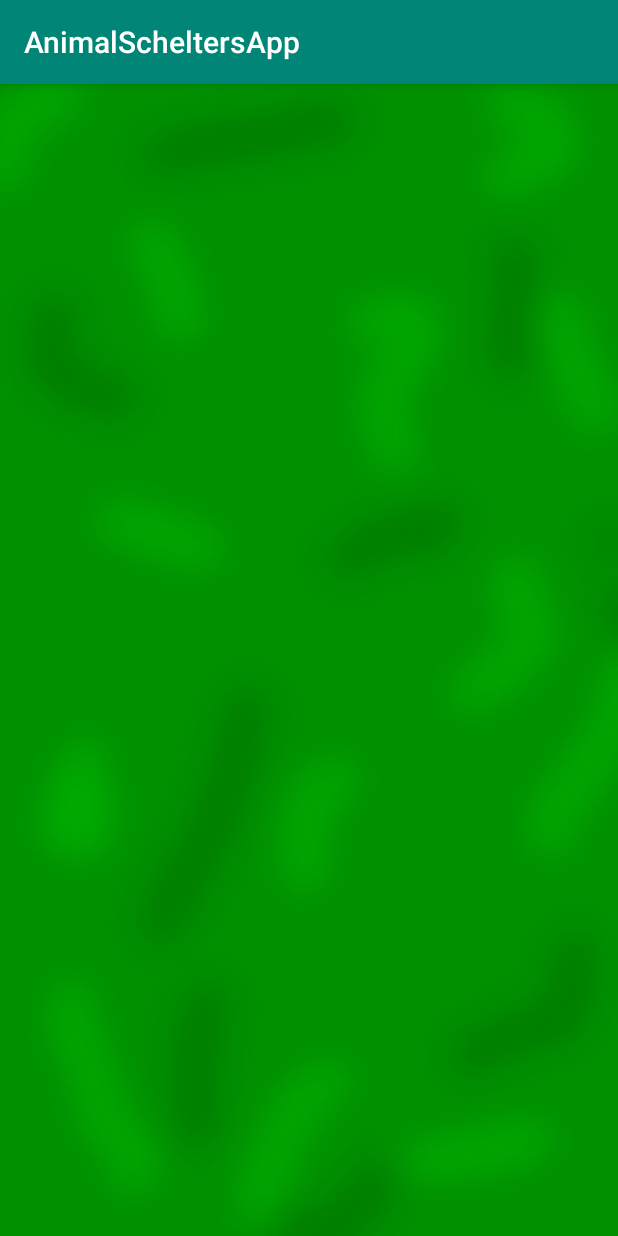
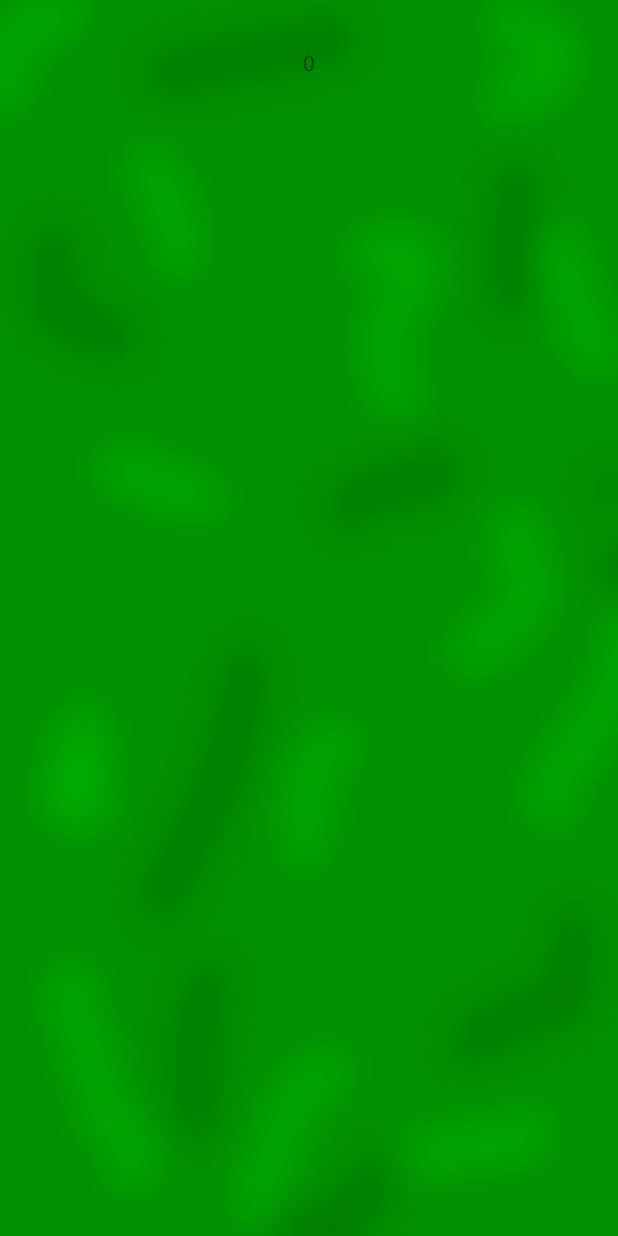
Before and after one commit to Vrezer/AnimalScheltersApp, an Android app: the DeleteAnimal screen opened directly, with no data from a screen before it, on a phone screen of 412 x 824 dp. Run offline under Robolectric (Android 15) with nearby library versions, the phone set to English and light mode, and no system bars; our stand-ins replace Firebase (no records; nobody signed in at launch, a user with empty details on screens opened directly).

Commit message:
Create new activity DeleteAnimalv2

```diff
--- a/app/src/main/java/com/example/animalscheltersapp/AddAnimal.java
+++ b/app/src/main/java/com/example/animalscheltersapp/AddAnimal.java
@@ -66,7 +66,6 @@ public class AddAnimal extends AppCompatActivity {
         super.onCreate(savedInstanceState);
         setContentView(R.layout.activity_add_animal);
         getSupportActionBar().hide();
-
         nameEditText=findViewById(R.id.NameAnimalCreate);
         ageEditText=findViewById(R.id.AgeCreateAnimal);
         breedEditText=findViewById(R.id.BreedCreateAnimal);
--- a/app/src/main/java/com/example/animalscheltersapp/AdminActivity.java
+++ b/app/src/main/java/com/example/animalscheltersapp/AdminActivity.java
@@ -36,6 +36,6 @@ public class AdminActivity extends AppCompatActivity {
 
     public void DeleteAnimal(View view)
     {
-        startActivity(new Intent(this, AddAnimal.class));
+        startActivity(new Intent(this, DeleteAnimal.class));
     }
 }
--- a/app/src/main/java/com/example/animalscheltersapp/DeleteAnimal.java
+++ b/app/src/main/java/com/example/animalscheltersapp/DeleteAnimal.java
@@ -1,14 +1,94 @@
 package com.example.animalscheltersapp;
 
+import androidx.annotation.NonNull;
+import androidx.annotation.Nullable;
 import androidx.appcompat.app.AppCompatActivity;
 
 import android.os.Bundle;
+import android.view.View;
+import android.widget.AdapterView;
+import android.widget.ArrayAdapter;
+import android.widget.EditText;
+import android.widget.ListView;
+import android.widget.TextView;
+import android.widget.Toast;
+
+import com.google.firebase.database.ChildEventListener;
+import com.google.firebase.database.DataSnapshot;
+import com.google.firebase.database.DatabaseError;
+import com.google.firebase.database.DatabaseReference;
+import com.google.firebase.database.FirebaseDatabase;
+import com.google.firebase.database.ValueEventListener;
+import com.google.firebase.storage.FirebaseStorage;
+import com.google.firebase.storage.StorageReference;
+
+import java.util.ArrayList;
 
 public class DeleteAnimal extends AppCompatActivity {
 
+    TextView header;
+    private FirebaseStorage firebaseStorage;
+    private StorageReference storageReference;
+    ListView listView;
     @Override
     protected void onCreate(Bundle savedInstanceState) {
         super.onCreate(savedInstanceState);
+        getSupportActionBar().hide();
         setContentView(R.layout.activity_delete_animal);
+        header = findViewById(R.id.DeleteAnimalHeadText);
+        listView = findViewById(R.id.listDeleteAnimal);
+       ShowList();
+        /*listView.setOnItemClickListener(new AdapterView.OnItemClickListener(){
+            @Override
+            public void onItemClick(AdapterView<?> parent, View view, int position, long id) {
+                Toast.makeText(DeleteAnimal.this, "Zwierzak ! ", Toast.LENGTH_LONG).show();
+            }
+        });*/
+
     }
+
+
+    public void ShowList()
+    {
+        final FirebaseDatabase firebaseDatabase = FirebaseDatabase.getInstance();
+        final DatabaseReference ref=firebaseDatabase.getReference("Animal");
+        final ArrayList<Long> test = new ArrayList<>();
+
+        ref.addChildEventListener(new ChildEventListener() {
+            @Override
+            public void onChildAdded(@NonNull DataSnapshot dataSnapshot, @Nullable String s) {
+                if(dataSnapshot.exists()) {
+                    long animal = dataSnapshot.getChildrenCount();
+                    test.add(animal);
+                }
+            }
+
+            @Override
+            public void onChildChanged(@NonNull DataSnapshot dataSnapshot, @Nullable String s) {
+
+            }
+
+            @Override
+            public void onChildRemoved(@NonNull DataSnapshot dataSnapshot) {
+
+            }
+
+            @Override
+            public void onChildMoved(@NonNull DataSnapshot dataSnapshot, @Nullable String s) {
+
+            }
+
+            @Override
+            public void onCancelled(@NonNull DatabaseError databaseError) {
+
+            }
+        });
+        String tmp=String.valueOf(test.size());
+        header.setText(tmp);
+/*
+        //ArrayAdapter arrayAdapter=new ArrayAdapter(this,android.R.layout.select_dialog_item,test);
+
+        //listView.setAdapter(arrayAdapter);*/
+    }
+
 }
--- a/app/src/main/res/layout/activity_admin.xml
+++ b/app/src/main/res/layout/activity_admin.xml
@@ -155,6 +155,7 @@
                 android:layout_height="wrap_content"
                 android:layout_marginTop="15dp"
                 android:background="@drawable/buttonshape"
+                android:onClick="DeleteAnimal"
                 android:text="Usuń Zwierzaka"
                 app:layout_constraintEnd_toStartOf="@+id/imageView7"
                 app:layout_constraintStart_toStartOf="parent"
--- a/app/src/main/res/layout/activity_delete_animal.xml
+++ b/app/src/main/res/layout/activity_delete_animal.xml
@@ -7,4 +7,37 @@
     android:background="@drawable/backgroundcolor"
     tools:context=".DeleteAnimal">
 
+    <ScrollView
+        android:id="@+id/scrollView2"
+        android:layout_width="match_parent"
+        android:layout_height="match_parent"
+        app:layout_constraintBottom_toBottomOf="parent"
+        app:layout_constraintEnd_toEndOf="parent"
+        app:layout_constraintStart_toStartOf="parent"
+        app:layout_constraintTop_toTopOf="parent"/>
+
+    <androidx.constraintlayout.widget.ConstraintLayout
+        android:layout_width="match_parent"
+        android:layout_height="match_parent">
+
+        <TextView
+            android:id="@+id/DeleteAnimalHeadText"
+            android:layout_width="wrap_content"
+            android:layout_height="wrap_content"
+            android:layout_marginTop="32dp"
+            android:text="Wybierz zwierze \ndo usuniecia"
+            app:layout_constraintEnd_toEndOf="parent"
+            app:layout_constraintStart_toStartOf="parent"
+            app:layout_constraintTop_toTopOf="parent" />
+
+        <ListView
+            android:id="@+id/listDeleteAnimal"
+            android:layout_width="wrap_content"
+            android:layout_height="wrap_content"
+            app:layout_constraintBottom_toBottomOf="parent"
+            app:layout_constraintEnd_toEndOf="parent"
+            app:layout_constraintStart_toStartOf="parent"
+            app:layout_constraintTop_toBottomOf="@+id/DeleteAnimalHeadText" />
+    </androidx.constraintlayout.widget.ConstraintLayout>
+
 </androidx.constraintlayout.widget.ConstraintLayout>
```
